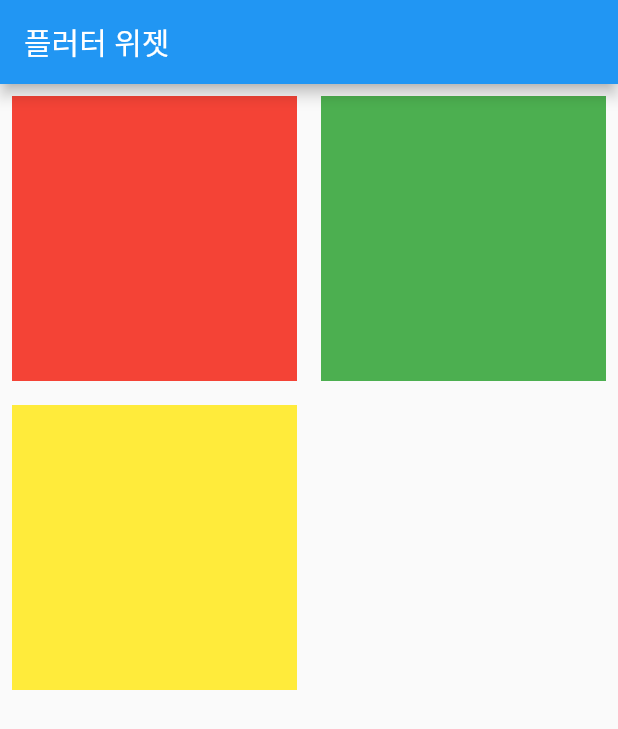
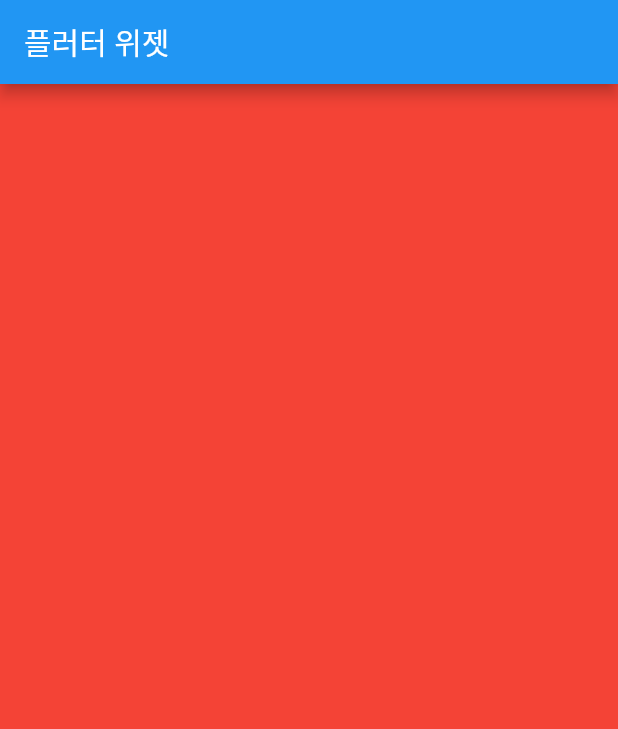
Before and after one commit to Digoro/flutter-widget, a Flutter app: the screen it shows after launch, on a phone screen of 412 x 824 dp. Shown: the top 729 px of the screen. Run offline on Flutter 3.47's test engine with Material 2 defaults, Android fonts, the phone set to English and light mode, and no system bars.

```diff
--- a/lib/main.dart
+++ b/lib/main.dart
@@ -28,30 +28,11 @@ class MyHomePage extends StatelessWidget {
         appBar: AppBar(
           title: const Text('플러터 위젯'),
         ),
-        body: GridView.count(
-          crossAxisCount: 2,
-          children: <Widget>[
-            Container(
-              color: Colors.red,
-              width: 100,
-              height: 100,
-              padding: const EdgeInsets.all(8.0),
-              margin: const EdgeInsets.all(8.0),
-            ),
-            Container(
-              color: Colors.green,
-              width: 100,
-              height: 100,
-              padding: const EdgeInsets.all(8.0),
-              margin: const EdgeInsets.all(8.0),
-            ),
-            Container(
-              color: Colors.yellow,
-              width: 100,
-              height: 100,
-              padding: const EdgeInsets.all(8.0),
-              margin: const EdgeInsets.all(8.0),
-            ),
+        body: PageView(
+          children: [
+            Container(color: Colors.red),
+            Container(color: Colors.blue),
+            Container(color: Colors.black)
           ],
         ));
   }
```
